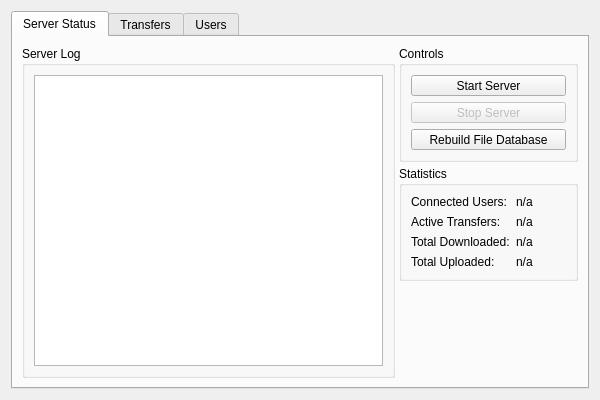
Above: qw_server_gui/QwmMonitorWindow.ui from pcjpnet/qwired-suite before the change. Below: the same form after it.
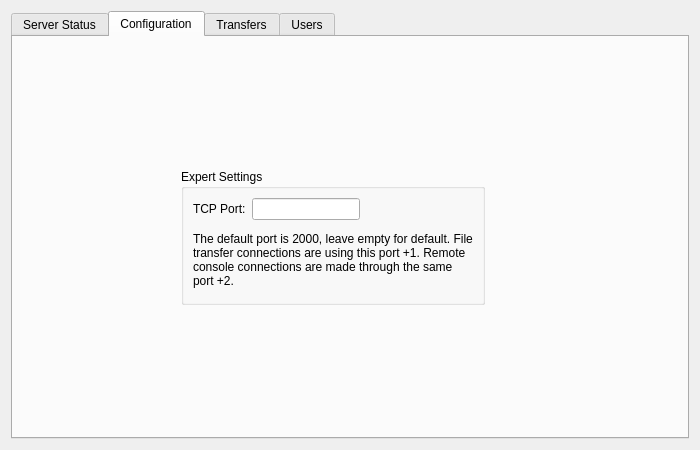
That is the form after the change. Icons and pictures are not drawn.

Commit message: Further improved server GUI, user listing and transfer listing.

What changed in the file:
```diff
--- a/qw_server_gui/QwmMonitorWindow.ui
+++ b/qw_server_gui/QwmMonitorWindow.ui
@@ -6,8 +6,8 @@
    <rect>
     <x>0</x>
     <y>0</y>
-    <width>600</width>
-    <height>400</height>
+    <width>700</width>
+    <height>450</height>
    </rect>
   </property>
   <property name="windowTitle">
@@ -17,7 +17,7 @@
    <item>
     <widget class="QTabWidget" name="tabWidget">
      <property name="currentIndex">
-      <number>0</number>
+      <number>1</number>
      </property>
      <property name="iconSize">
       <size>
@@ -70,7 +70,7 @@
            </property>
            <layout class="QVBoxLayout" name="verticalLayout_2">
             <property name="spacing">
-             <number>6</number>
+             <number>4</number>
             </property>
             <item>
              <widget class="QToolButton" name="btnStartServer">
@@ -184,6 +184,9 @@
                 <property name="text">
                  <string>Connected Users:</string>
                 </property>
+                <property name="alignment">
+                 <set>Qt::AlignRight|Qt::AlignTrailing|Qt::AlignVCenter</set>
+                </property>
                </widget>
               </item>
               <item row="0" column="1">
@@ -204,6 +207,9 @@
                 <property name="text">
                  <string>Active Transfers:</string>
                 </property>
+                <property name="alignment">
+                 <set>Qt::AlignRight|Qt::AlignTrailing|Qt::AlignVCenter</set>
+                </property>
                </widget>
               </item>
               <item row="1" column="1">
@@ -224,6 +230,9 @@
                 <property name="text">
                  <string>Total Downloaded:</string>
                 </property>
+                <property name="alignment">
+                 <set>Qt::AlignRight|Qt::AlignTrailing|Qt::AlignVCenter</set>
+                </property>
                </widget>
               </item>
               <item row="2" column="1">
@@ -257,6 +266,9 @@
                 <property name="text">
                  <string>Total Uploaded:</string>
                 </property>
+                <property name="alignment">
+                 <set>Qt::AlignRight|Qt::AlignTrailing|Qt::AlignVCenter</set>
+                </property>
                </widget>
               </item>
              </layout>
@@ -281,6 +293,117 @@
        </item>
       </layout>
      </widget>
+     <widget class="QWidget" name="tab_3">
+      <attribute name="icon">
+       <iconset resource="../qw_client/application.qrc">
+        <normaloff>:/icons/icn_quit.png</normaloff>:/icons/icn_quit.png</iconset>
+      </attribute>
+      <attribute name="title">
+       <string>Configuration</string>
+      </attribute>
+      <layout class="QGridLayout" name="gridLayout_3">
+       <item row="1" column="1">
+        <widget class="QGroupBox" name="groupBox_4">
+         <property name="title">
+          <string>Expert Settings</string>
+         </property>
+         <layout class="QGridLayout" name="gridLayout_2">
+          <item row="0" column="0">
+           <widget class="QLabel" name="label_2">
+            <property name="text">
+             <string>TCP Port:</string>
+            </property>
+           </widget>
+          </item>
+          <item row="0" column="1">
+           <widget class="QLineEdit" name="fConfigurationPort"/>
+          </item>
+          <item row="1" column="0" colspan="3">
+           <widget class="QLabel" name="label_3">
+            <property name="sizePolicy">
+             <sizepolicy hsizetype="Preferred" vsizetype="Minimum">
+              <horstretch>0</horstretch>
+              <verstretch>0</verstretch>
+             </sizepolicy>
+            </property>
+            <property name="text">
+             <string>The default port is 2000, leave empty for default. File transfer connections are using this port +1. Remote console connections are made through the same port +2.</string>
+            </property>
+            <property name="wordWrap">
+             <bool>true</bool>
+            </property>
+           </widget>
+          </item>
+          <item row="0" column="2">
+           <spacer name="horizontalSpacer">
+            <property name="orientation">
+             <enum>Qt::Horizontal</enum>
+            </property>
+            <property name="sizeHint" stdset="0">
+             <size>
+              <width>40</width>
+              <height>20</height>
+             </size>
+            </property>
+           </spacer>
+          </item>
+         </layout>
+        </widget>
+       </item>
+       <item row="1" column="2">
+        <spacer name="horizontalSpacer_3">
+         <property name="orientation">
+          <enum>Qt::Horizontal</enum>
+         </property>
+         <property name="sizeHint" stdset="0">
+          <size>
+           <width>193</width>
+           <height>136</height>
+          </size>
+         </property>
+        </spacer>
+       </item>
+       <item row="2" column="1">
+        <spacer name="verticalSpacer_2">
+         <property name="orientation">
+          <enum>Qt::Vertical</enum>
+         </property>
+         <property name="sizeHint" stdset="0">
+          <size>
+           <width>253</width>
+           <height>113</height>
+          </size>
+         </property>
+        </spacer>
+       </item>
+       <item row="0" column="1">
+        <spacer name="verticalSpacer_3">
+         <property name="orientation">
+          <enum>Qt::Vertical</enum>
+         </property>
+         <property name="sizeHint" stdset="0">
+          <size>
+           <width>20</width>
+           <height>40</height>
+          </size>
+         </property>
+        </spacer>
+       </item>
+       <item row="1" column="0">
+        <spacer name="horizontalSpacer_4">
+         <property name="orientation">
+          <enum>Qt::Horizontal</enum>
+         </property>
+         <property name="sizeHint" stdset="0">
+          <size>
+           <width>40</width>
+           <height>20</height>
+          </size>
+         </property>
+        </spacer>
+       </item>
+      </layout>
+     </widget>
      <widget class="QWidget" name="tab_4">
       <attribute name="icon">
        <iconset resource="../qw_client/application.qrc">
```
Left out of the diff: 136 changed lines with no effect on the pictures. The commit also changes 16 other files.
